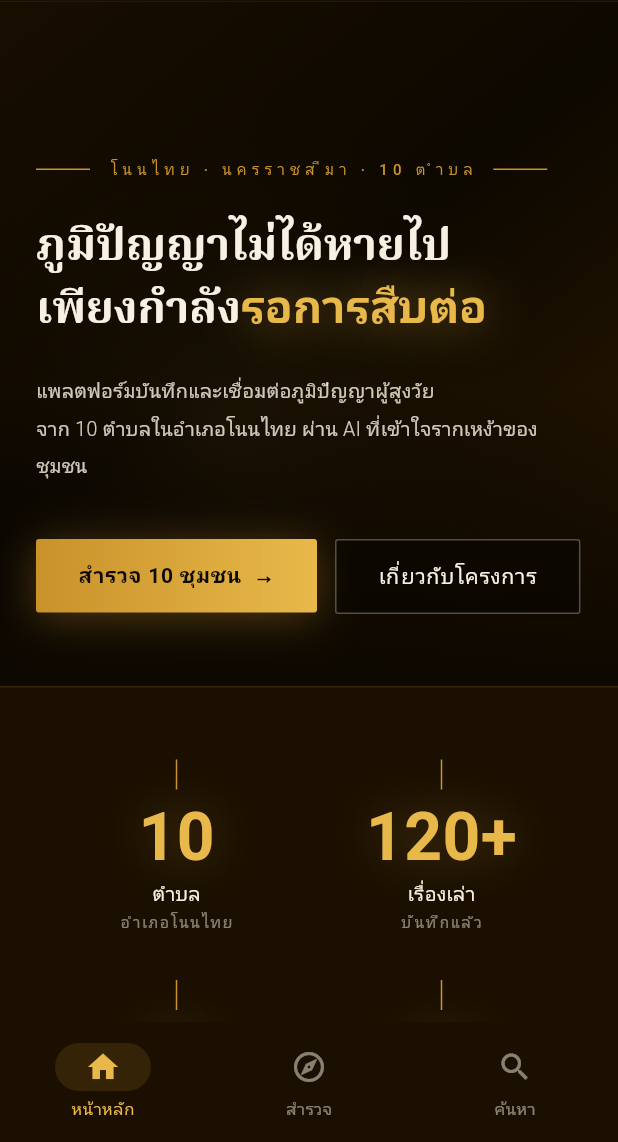
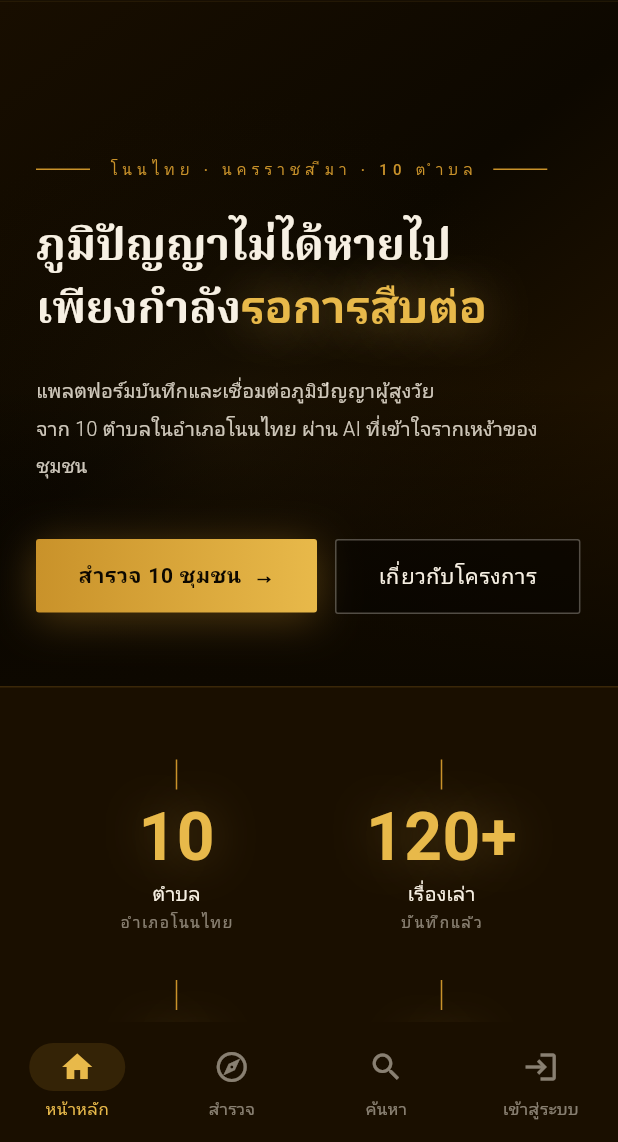
Before and after one commit to choengchair-cell/suebsaiyai, a Flutter app: the screen it shows after launch, on a phone screen of 412 x 824 dp, the part 94-1236 px from its top. Run offline on Flutter 3.47's test engine with Material 3 defaults, Android fonts, the phone set to English and light mode, and no system bars; our stand-ins replace cloud_firestore, dartz, dio, equatable, firebase_auth, firebase_core and 4 more; accounts and stored records are empty; Roboto replaces fonts that are missing (Noto Serif Thai, Sarabun).

Commit message:
Update app_shell.dart

```diff
--- a/lib/presentation/shell/app_shell.dart
+++ b/lib/presentation/shell/app_shell.dart
@@ -94,11 +94,15 @@ class _GlassNavBar extends ConsumerWidget implements PreferredSizeWidget {
                 ],
                 _LoginButton(user: user, ref: ref, context: context),
               ] else
-                // Mobile menu (hamburger — future: slide-in drawer)
-                IconButton(
-                  icon: const Icon(Icons.menu, color: AppColors.goldLight),
-                  onPressed: () {},
-                ),
+                // สำหรับ Mobile: ถ้าเข้าสู่ระบบแล้วสามารถใช้ PopupMenuProfile ย่อยตรงนี้ได้เลย
+                if (user != null)
+                  _LoginButton(user: user, ref: ref, context: context)
+                else
+                  // ปุ่มแฮมเบอร์เกอร์รองรับอนาคต
+                  IconButton(
+                    icon: const Icon(Icons.menu, color: AppColors.goldLight),
+                    onPressed: () {},
+                  ),
             ],
           ),
         ),
@@ -147,7 +151,7 @@ class _LoginButton extends ConsumerWidget {
             borderRadius: BorderRadius.circular(2),
             color: AppColors.primaryContainer,
           ),
-          child: Row(children: [
+          child: Row(mainAxisSize: MainAxisSize.min, children: [
             const Icon(Icons.person_outline,
                 color: AppColors.goldLight, size: 16),
             const SizedBox(width: 6),
@@ -180,16 +184,18 @@ class _LoginButton extends ConsumerWidget {
           switch (v) {
             case 'dashboard':
               context.go(RouteConstants.dashboard);
+              break;
             case 'admin':
               context.go(RouteConstants.adminPanel);
+              break;
             case 'logout':
               ref.read(authNotifierProvider.notifier).signOut();
+              break;
           }
         },
       );
     }
 
-    // Not logged in — role-select dropdown
     return _RoleLoginButton();
   }
 
@@ -199,8 +205,7 @@ class _LoginButton extends ConsumerWidget {
         Icon(icon, color: color, size: 16),
         const SizedBox(width: 10),
         Text(label,
-            style:
-                GoogleFonts.sarabun(fontSize: 13, color: color)),
+            style: GoogleFonts.sarabun(fontSize: 13, color: color)),
       ]);
 }
 
@@ -241,7 +246,7 @@ class _RoleLoginButtonState extends State<_RoleLoginButton> {
           borderRadius: BorderRadius.circular(2),
           color: AppColors.primaryContainer,
         ),
-        child: Row(children: [
+        child: Row(mainAxisSize: MainAxisSize.min, children: [
           const Text('🔐', style: TextStyle(fontSize: 13)),
           const SizedBox(width: 6),
           Text('เข้าสู่ระบบ',
@@ -323,13 +328,19 @@ class _BottomNav extends ConsumerWidget {
         const NavigationDestination(
             icon: Icon(Icons.dashboard_outlined),
             selectedIcon: Icon(Icons.dashboard),
-            label: 'ของฉัน'),
+            label: 'ของฉัน')
+      else
+        const NavigationDestination(
+            icon: Icon(Icons.login_outlined),
+            selectedIcon: Icon(Icons.login),
+            label: 'เข้าสู่ระบบ'),
     ];
 
     int idx = 0;
     if (location.startsWith('/explore')) idx = 1;
     if (location.startsWith('/search')) idx = 2;
     if (location.startsWith('/dashboard')) idx = 3;
+    if (location.startsWith('/login')) idx = user != null ? 0 : 3; // ป้องกัน idx เกินขนาดลิสต์
 
     return NavigationBar(
       selectedIndex: idx,
@@ -340,7 +351,7 @@ class _BottomNav extends ConsumerWidget {
           RouteConstants.home,
           RouteConstants.explore,
           RouteConstants.search,
-          if (user != null) RouteConstants.dashboard,
+          if (user != null) RouteConstants.dashboard else RouteConstants.login,
         ];
         if (i < routes.length) context.go(routes[i]);
       },
```
